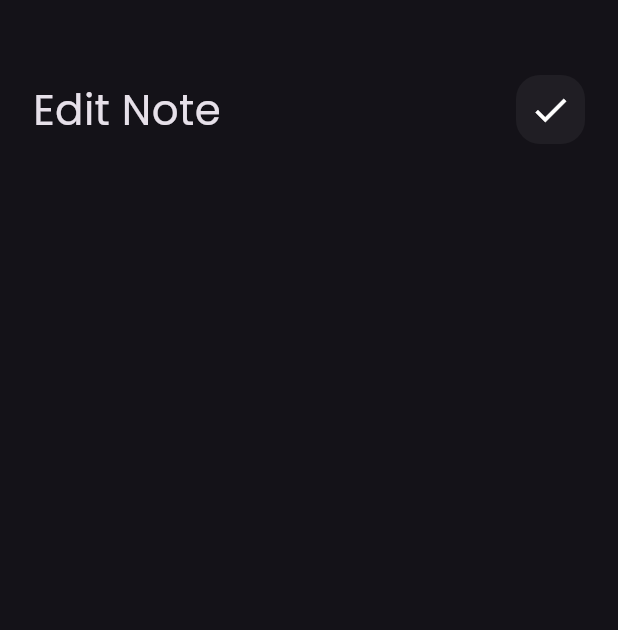
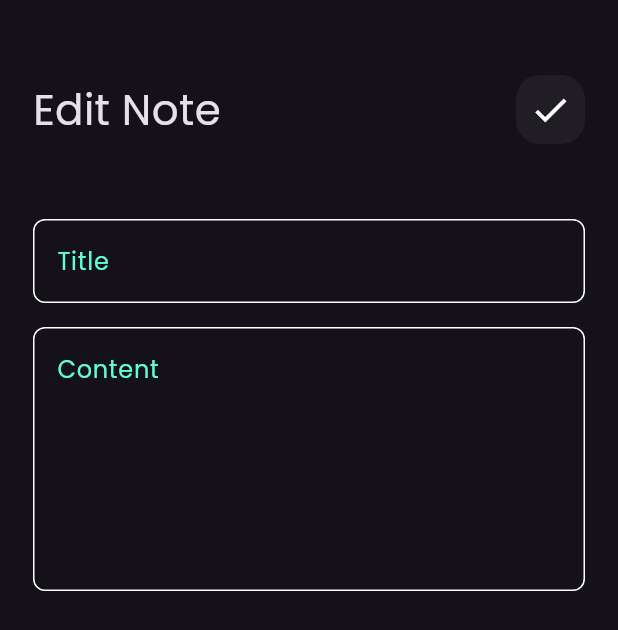
Before and after one commit to yomnaahmed134/notes_app, a Flutter app: the EditNoteViewBody screen opened directly, on a phone screen of 412 x 824 dp. Shown: the top 630 px of the screen. Run offline on Flutter 3.47's test engine with Material 3 defaults, Android fonts, the phone set to English and light mode, and no system bars; our stand-ins replace font_awesome_flutter.

Commit message:
finish edit note view

```diff
--- a/lib/views/widgets/edit_note_view_body.dart
+++ b/lib/views/widgets/edit_note_view_body.dart
@@ -1,5 +1,6 @@
 import 'package:flutter/material.dart';
 import 'package:notes_app/views/widgets/custom_app_Bar.dart';
+import 'package:notes_app/views/widgets/custom_text_field.dart';
 
 class EditNoteViewBody extends StatelessWidget {
   const EditNoteViewBody({super.key});
@@ -13,6 +14,10 @@ class EditNoteViewBody extends StatelessWidget {
           children: [
             SizedBox(height: 50),
             CustomAppBar(title: 'Edit Note', icon: Icons.check),
+            SizedBox(height: 50),
+            CustomTextField(hint: 'Title', maxLines: 1),
+            SizedBox(height: 16),
+            CustomTextField(hint: 'Content', maxLines: 6),
           ],
         ),
       ),
```
